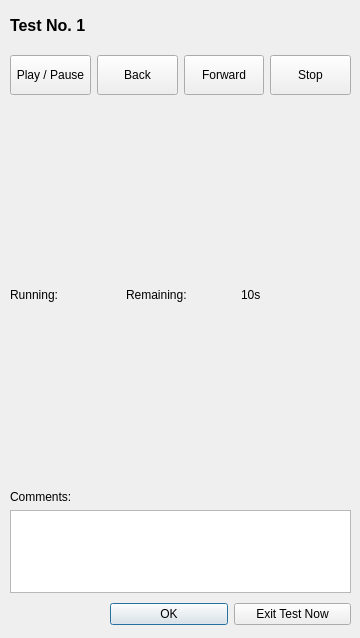
First picture: the form in testexecution.ui, repository burnfx/rqt, before the edit.
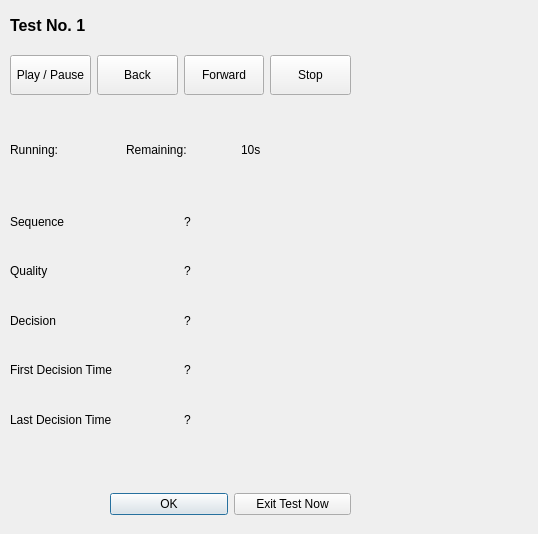
Second picture: the form after the edit.

Commit message: Changing from using test blocks and user groups to just one block, displaying also the current file quality. NOT finished yet

Diff of the .ui file:
```diff
--- a/testexecution.ui
+++ b/testexecution.ui
@@ -6,8 +6,8 @@
    <rect>
     <x>0</x>
     <y>0</y>
-    <width>360</width>
-    <height>638</height>
+    <width>538</width>
+    <height>534</height>
    </rect>
   </property>
   <property name="windowTitle">
@@ -17,7 +17,7 @@
    <property name="geometry">
     <rect>
      <x>110</x>
-     <y>600</y>
+     <y>490</y>
      <width>241</width>
      <height>29</height>
     </rect>
@@ -51,28 +51,6 @@
     </item>
    </layout>
   </widget>
-  <widget class="QWidget" name="verticalLayoutWidget">
-   <property name="geometry">
-    <rect>
-     <x>10</x>
-     <y>490</y>
-     <width>341</width>
-     <height>103</height>
-    </rect>
-   </property>
-   <layout class="QVBoxLayout" name="verticalLayout">
-    <item>
-     <widget class="QLabel" name="label">
-      <property name="text">
-       <string>Comments:</string>
-      </property>
-     </widget>
-    </item>
-    <item>
-     <widget class="QTextEdit" name="textEdit"/>
-    </item>
-   </layout>
-  </widget>
   <widget class="QWidget" name="horizontalLayoutWidget_2">
    <property name="geometry">
     <rect>
@@ -157,17 +135,30 @@
     <string>Test No. 1</string>
    </property>
   </widget>
-  <widget class="QWidget" name="gridLayoutWidget">
+  <widget class="QWidget" name="horizontalLayoutWidget_3">
    <property name="geometry">
     <rect>
      <x>10</x>
      <y>110</y>
      <width>341</width>
-     <height>371</height>
+     <height>80</height>
     </rect>
    </property>
-   <layout class="QGridLayout" name="gridLayoutCMDB">
-    <item row="0" column="3">
+   <layout class="QHBoxLayout" name="horizontalLayout_3">
+    <item>
+     <widget class="QLabel" name="runningLBL">
+      <property name="maximumSize">
+       <size>
+        <width>16777215</width>
+        <height>40</height>
+       </size>
+      </property>
+      <property name="text">
+       <string>Running:</string>
+      </property>
+     </widget>
+    </item>
+    <item>
      <widget class="QLabel" name="remainLBL">
       <property name="maximumSize">
        <size>
@@ -180,7 +171,7 @@
       </property>
      </widget>
     </item>
-    <item row="0" column="4">
+    <item>
      <widget class="QLabel" name="timeLBL">
       <property name="maximumSize">
        <size>
@@ -193,16 +184,91 @@
       </property>
      </widget>
     </item>
-    <item row="0" column="2">
-     <widget class="QLabel" name="runningLBL">
-      <property name="maximumSize">
-       <size>
-        <width>16777215</width>
-        <height>40</height>
-       </size>
+   </layout>
+  </widget>
+  <widget class="QWidget" name="gridLayoutWidget">
+   <property name="geometry">
+    <rect>
+     <x>10</x>
+     <y>200</y>
+     <width>341</width>
+     <height>241</height>
+    </rect>
+   </property>
+   <layout class="QGridLayout" name="gridLayout_2">
+    <item row="4" column="0">
+     <widget class="QLabel" name="ldtimeLBL">
+      <property name="text">
+       <string>Last Decision Time</string>
       </property>
+     </widget>
+    </item>
+    <item row="0" column="0">
+     <widget class="QLabel" name="seqLBL">
       <property name="text">
-       <string>Running:</string>
+       <string>Sequence</string>
+      </property>
+     </widget>
+    </item>
+    <item row="1" column="0">
+     <widget class="QLabel" name="qualLBL">
+      <property name="text">
+       <string>Quality</string>
+      </property>
+     </widget>
+    </item>
+    <item row="2" column="0">
+     <widget class="QLabel" name="decLBL">
+      <property name="text">
+       <string>Decision</string>
+      </property>
+     </widget>
+    </item>
+    <item row="3" column="0">
+     <widget class="QLabel" name="fdtimeLBL">
+      <property name="frameShape">
+       <enum>QFrame::NoFrame</enum>
+      </property>
+      <property name="frameShadow">
+       <enum>QFrame::Plain</enum>
+      </property>
+      <property name="text">
+       <string>First Decision Time</string>
+      </property>
+     </widget>
+    </item>
+    <item row="0" column="1">
+     <widget class="QLabel" name="seqVal">
+      <property name="text">
+       <string>?</string>
+      </property>
+     </widget>
+    </item>
+    <item row="1" column="1">
+     <widget class="QLabel" name="qualVal">
+      <property name="text">
+       <string>?</string>
+      </property>
+     </widget>
+    </item>
+    <item row="2" column="1">
+     <widget class="QLabel" name="decVal">
+      <property name="text">
+       <string>?</string>
+      </property>
+     </widget>
+    </item>
+    <item row="3" column="1">
+     <widget class="QLabel" name="fdtimeVal">
+      <property name="text">
+       <string>?</string>
+      </property>
+     </widget>
+    </item>
+    <item row="4" column="1">
+     <widget class="QLabel" name="ldtimeVal">
+      <property name="text">
+       <string>?</string>
       </property>
      </widget>
     </item>
```
The commit also changes 12 other files.
